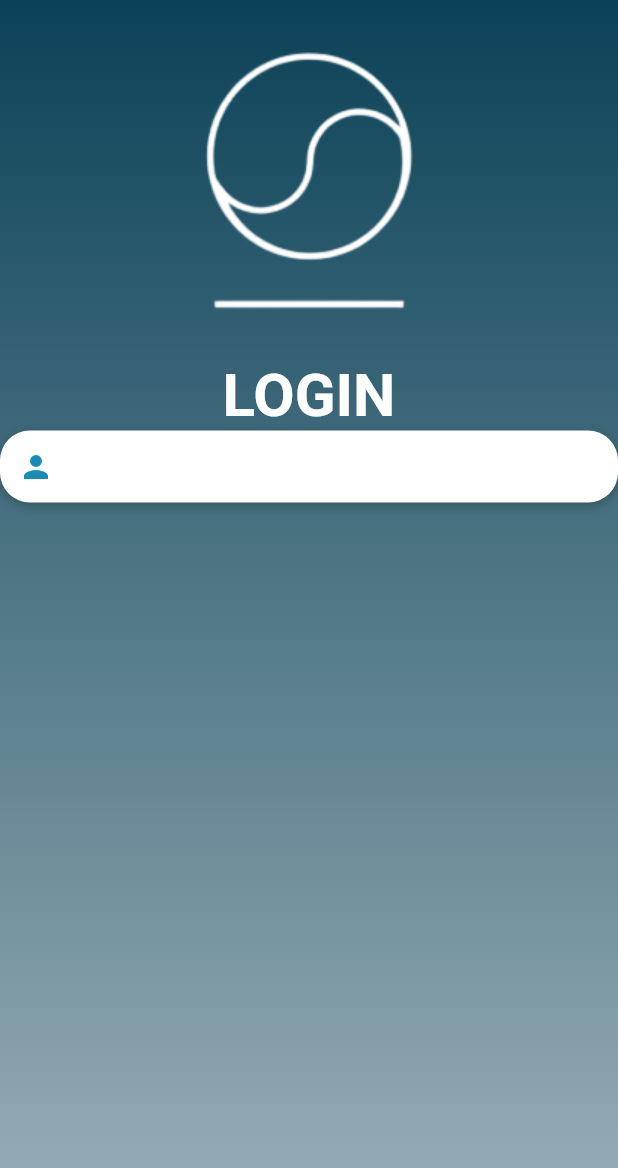
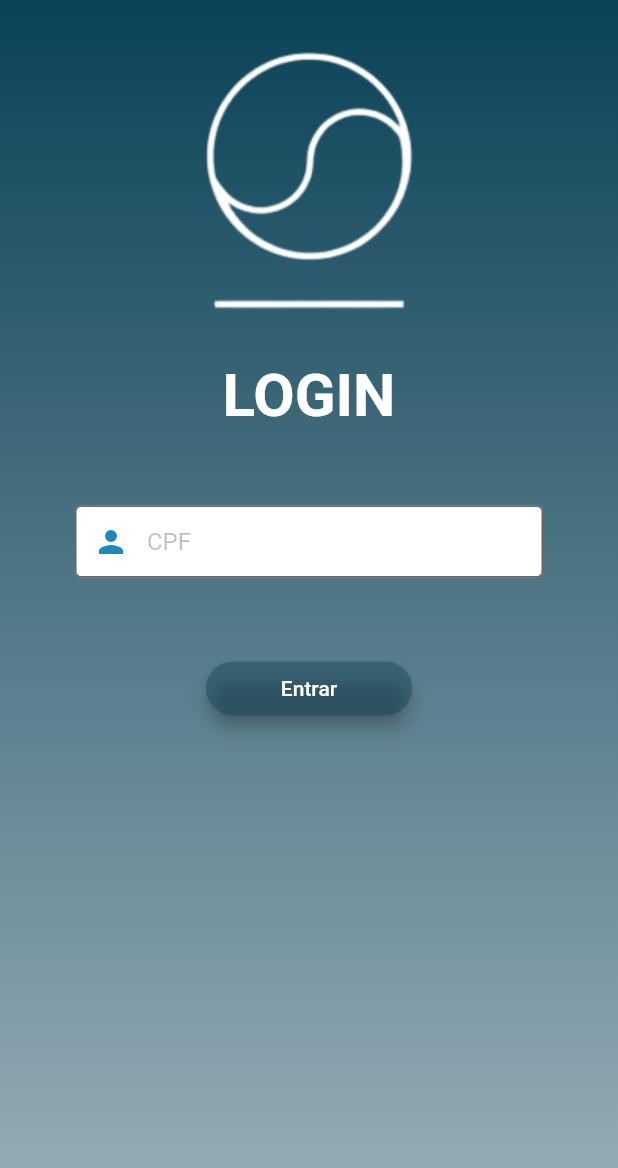
Before and after one commit to guilhermecandido/canhoto_digital, a Flutter app: the screen it shows after launch, on a phone screen of 412 x 824 dp. Shown: the top 1168 px of the screen. Run offline on Flutter 3.47's test engine with Material 2 defaults, Android fonts, the phone set to English and light mode, and no system bars; our stand-ins replace mask_text_input_formatter.

Commit message:
Login Button

```diff
--- a/lib/login_page.dart
+++ b/lib/login_page.dart
@@ -52,22 +52,12 @@ Widget loginHeader() {
 }
 
 Widget loginForm() {
+  String cpf = '';
   return Column(
     children: [
       Container(
-        alignment: Alignment.centerLeft,
-        decoration: BoxDecoration(
-          color: Colors.white,
-          borderRadius: BorderRadius.circular(20),
-          boxShadow: const [
-            BoxShadow(
-              color: Colors.black26,
-              blurRadius: 5,
-              offset: Offset(0, 2),
-            ),
-          ],
-        ),
-        child: TextField(
+        margin: const EdgeInsets.all(50),
+        child: TextFormField(
           inputFormatters: [
             MaskTextInputFormatter(
               mask: "###.###.###-##",
@@ -75,16 +65,41 @@ Widget loginForm() {
             ),
           ],
           decoration: const InputDecoration(
-            border: InputBorder.none,
+            filled: true,
+            fillColor: Colors.white,
+            border: OutlineInputBorder(),
             contentPadding: EdgeInsets.only(top: 14),
+            hintText: 'CPF',
+            hintStyle: TextStyle(
+              color: Colors.black26,
+            ),
             prefixIcon: Icon(
               Icons.person,
               color: Color(0xff198bb5),
             ),
           ),
           keyboardType: TextInputType.number,
+          onChanged: (text) {
+            cpf = text;
+          },
         ),
+      ),
+      ElevatedButton(
+        style: ElevatedButton.styleFrom(
+          padding: const EdgeInsets.symmetric(horizontal: 50),
+          backgroundColor: Color(0x660b4257),
+          elevation: 5,
+          shape: RoundedRectangleBorder(
+            borderRadius: BorderRadius.circular(25),
+          ),
+        ),
+        onPressed: () {
+          validate(cpf);
+        },
+        child: const Text('Entrar'),
       ),
     ],
   );
 }
+
+void validate(String cpf) {}
```
